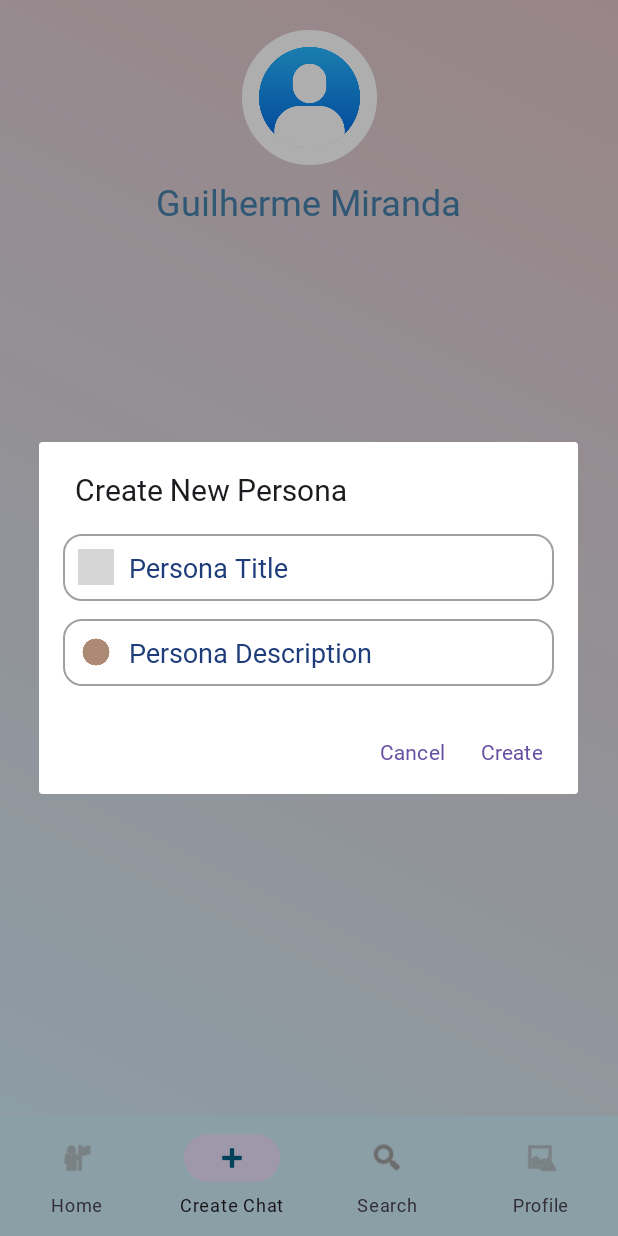
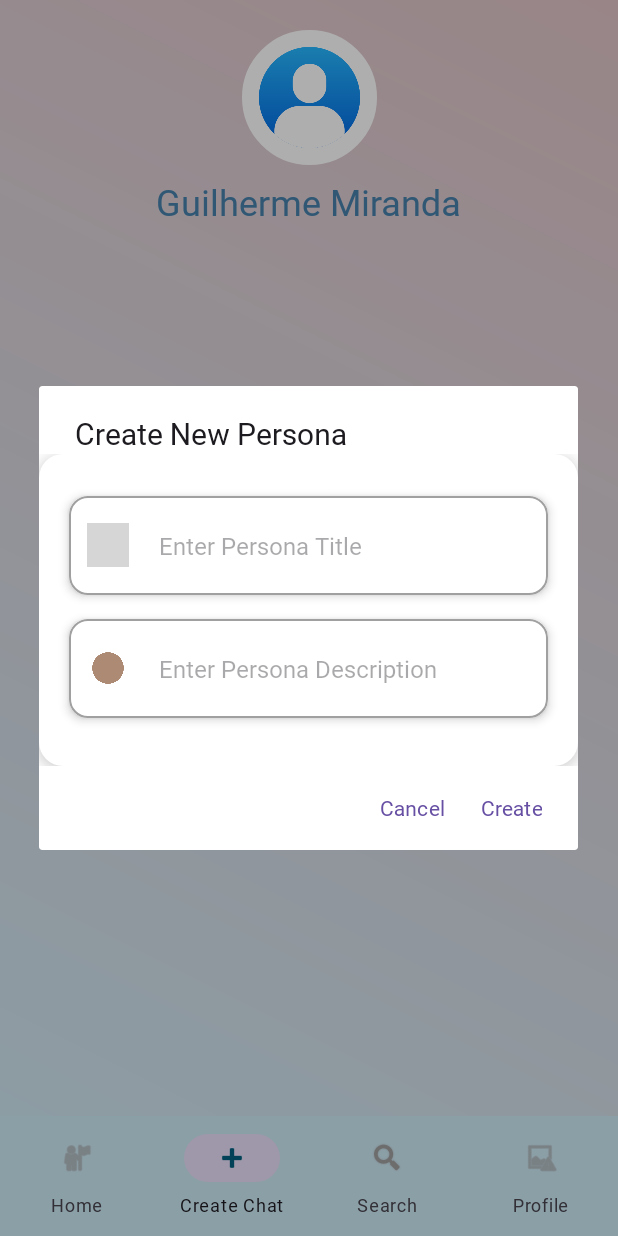
Before and after one commit to GuilhermeWah/AIPersonas, an Android app: the MainActivity screen opened directly, with no data from a screen before it, item 2 of the bottom bar chosen, on a phone screen of 412 x 824 dp. Run offline under Robolectric (Android 15) with nearby library versions, the phone set to English and light mode, and no system bars; our stand-ins replace Firebase (no records; nobody signed in at launch, a user with empty details on screens opened directly), Room's generated code; grey boxes are pictures that could not be loaded.

Commit message:
last ver + anastasia updates

```diff
--- a/app/src/main/java/com/example/aipersonas/databases/ChatDatabase.java
+++ b/app/src/main/java/com/example/aipersonas/databases/ChatDatabase.java
@@ -11,7 +11,7 @@ import com.example.aipersonas.models.Chat;
 import com.example.aipersonas.models.Persona;
 import com.example.aipersonas.models.User;
 
-@Database(entities = {Persona.class, Chat.class, User.class}, version = 14, exportSchema = false)
+@Database(entities = {Persona.class, Chat.class, User.class}, version = 15, exportSchema = false)
 @TypeConverters({Converters.class}) //we created this, because Room doesn't support Timestamp from firebase
 public abstract class ChatDatabase extends RoomDatabase {
 
--- a/app/src/main/res/layout/activity_sign_in.xml
+++ b/app/src/main/res/layout/activity_sign_in.xml
@@ -51,7 +51,7 @@
         android:minHeight="48dp" />
 
     <!-- Sign In Button -->
-    <Button
+    <androidx.appcompat.widget.AppCompatButton
         android:id="@+id/btnSignIn"
         android:layout_width="match_parent"
         android:layout_height="wrap_content"
--- a/app/src/main/res/layout/activity_sign_up.xml
+++ b/app/src/main/res/layout/activity_sign_up.xml
@@ -97,7 +97,7 @@
       android:minHeight="48dp" />
 
   <!-- Sign Up Button -->
-  <Button
+  <androidx.appcompat.widget.AppCompatButton
       android:id="@+id/btnSignUp"
       android:layout_width="match_parent"
       android:layout_height="wrap_content"
--- a/app/src/main/res/layout/chat_list_bubble.xml
+++ b/app/src/main/res/layout/chat_list_bubble.xml
@@ -7,21 +7,24 @@
     android:layout_height="wrap_content"
     android:layout_margin="8dp"
     android:background="@drawable/bubble_background"
-    android:padding="12dp">
+    android:padding="16dp"
+    android:elevation="4dp"
+    android:clipToPadding="false">
 
-    <!-- Avatar da Persona -->
+    <!-- Persona Avatar -->
     <ImageView
         android:id="@+id/personaAvatar"
-android:layout_width="40dp"
-android:layout_height="40dp"
+        android:layout_width="48dp"
+        android:layout_height="48dp"
         android:layout_marginEnd="12dp"
         android:src="@drawable/ic_profile_placeholder"
+        android:scaleType="centerCrop"
         app:layout_constraintStart_toStartOf="parent"
         app:layout_constraintTop_toTopOf="parent"
         app:layout_constraintBottom_toBottomOf="parent"
         tools:ignore="ContentDescription" />
 
-    <!-- Título da Persona -->
+    <!-- Persona Title -->
     <TextView
         android:id="@+id/chatTitle"
         android:layout_width="0dp"
@@ -29,12 +32,14 @@ android:layout_height="wrap_content"
         android:text="Persona Name"
         android:textColor="@color/headerTextColor"
         android:textStyle="bold"
-android:textSize="16sp"
+        android:textSize="18sp"
+        android:ellipsize="end"
+        android:maxLines="1"
         app:layout_constraintStart_toEndOf="@id/personaAvatar"
         app:layout_constraintTop_toTopOf="@id/personaAvatar"
         app:layout_constraintEnd_toStartOf="@id/timestamp" />
 
-    <!-- Timestamp da última mensagem -->
+    <!-- Timestamp of the last message -->
     <TextView
         android:id="@+id/timestamp"
         android:layout_width="wrap_content"
@@ -45,7 +50,7 @@ android:textSize="12sp"
         app:layout_constraintEnd_toEndOf="parent"
         app:layout_constraintTop_toTopOf="@id/chatTitle" />
 
-    <!-- Última mensagem -->
+    <!-- Last Message -->
     <TextView
         android:id="@+id/lastMessage"
         android:layout_width="0dp"
@@ -53,6 +58,8 @@ android:layout_height="wrap_content"
         android:text="message preview, if any will be displayed here"
         android:textColor="@color/inputBackgroundColor"
         android:textSize="14sp"
+        android:ellipsize="end"
+        android:maxLines="1"
         app:layout_constraintStart_toEndOf="@id/personaAvatar"
         app:layout_constraintTop_toBottomOf="@id/chatTitle"
         app:layout_constraintEnd_toEndOf="parent" />
--- a/app/src/main/res/layout/create_personamodal.xml
+++ b/app/src/main/res/layout/create_personamodal.xml
@@ -5,8 +5,11 @@
     android:layout_width="match_parent"
     android:layout_height="wrap_content"
     android:orientation="vertical"
-    android:padding="16dp"
-    android:background="@drawable/modal_background">
+    android:padding="20dp"
+    android:background="@drawable/modal_background"
+    android:elevation="6dp"
+    android:clipToPadding="false"
+    android:layout_margin="12dp">
 
     <!-- Persona Title Input Field -->
     <LinearLayout
@@ -14,29 +17,32 @@
         android:layout_height="wrap_content"
         android:orientation="horizontal"
         android:background="@drawable/input_field_background"
-        android:padding="10dp"
-        android:layout_marginBottom="12dp">
+        android:elevation="4dp"
+        android:paddingVertical="14dp"
+        android:paddingHorizontal="12dp"
+        android:layout_marginBottom="16dp"
+        android:clipToOutline="true"
+        android:layout_marginTop="8dp">
 
         <ImageView
-            android:layout_width="24dp"
-            android:layout_height="24dp"
+            android:layout_width="28dp"
+            android:layout_height="29dp"
             android:layout_gravity="center_vertical"
+            android:contentDescription="Persona Title Icon"
             android:src="@drawable/ic_send_icon"
-            android:contentDescription="Persona Title Icon"
             app:tint="@color/accent_dark_light_40" />
 
         <EditText
             android:id="@+id/editTextPersonaTitle"
             android:layout_width="0dp"
             android:layout_height="wrap_content"
-            android:layout_marginStart="10dp"
+            android:layout_marginStart="12dp"
             android:layout_weight="1"
             android:background="@android:color/transparent"
-            android:hint="Persona Title"
-            android:inputType="text"
-            android:textColor="@color/primaryText"
-            android:textColorHint="@color/linkTextColor"
-            tools:ignore="TouchTargetSizeCheck" />
+            android:hint="Enter Persona Title"
+            android:textColor="@color/accent_dark"
+            android:padding="8dp"
+            android:textSize="16sp" />
     </LinearLayout>
 
     <!-- Persona Description Input Field -->
@@ -45,11 +51,15 @@
         android:layout_height="wrap_content"
         android:orientation="horizontal"
         android:background="@drawable/input_field_background"
-        android:padding="10dp">
+        android:elevation="4dp"
+        android:paddingVertical="14dp"
+        android:paddingHorizontal="12dp"
+        android:layout_marginBottom="12dp"
+        android:clipToOutline="true">
 
         <ImageView
-            android:layout_width="24dp"
-            android:layout_height="24dp"
+            android:layout_width="28dp"
+            android:layout_height="28dp"
             android:layout_gravity="center_vertical"
             android:src="@drawable/ic_profile_placeholder"
             android:contentDescription="Persona Description Icon"
@@ -59,14 +69,13 @@
             android:id="@+id/editTextPersonaDescription"
             android:layout_width="0dp"
             android:layout_height="wrap_content"
-            android:layout_marginStart="10dp"
+            android:layout_marginStart="12dp"
             android:layout_weight="1"
-            android:autofillHints=""
             android:background="@android:color/transparent"
-            android:hint="Persona Description"
-            android:inputType="text"
+            android:hint="Enter Persona Description"
             android:textColor="@color/primaryText"
-            android:textColorHint="@color/linkTextColor"
+            android:padding="8dp"
+            android:textSize="16sp"
             tools:ignore="TouchTargetSizeCheck" />
     </LinearLayout>
 
```
Also changed, not shown: app/src/main/java/com/example/aipersonas/readme.txt. Lines whose indentation alone changed are shown as unchanged.
